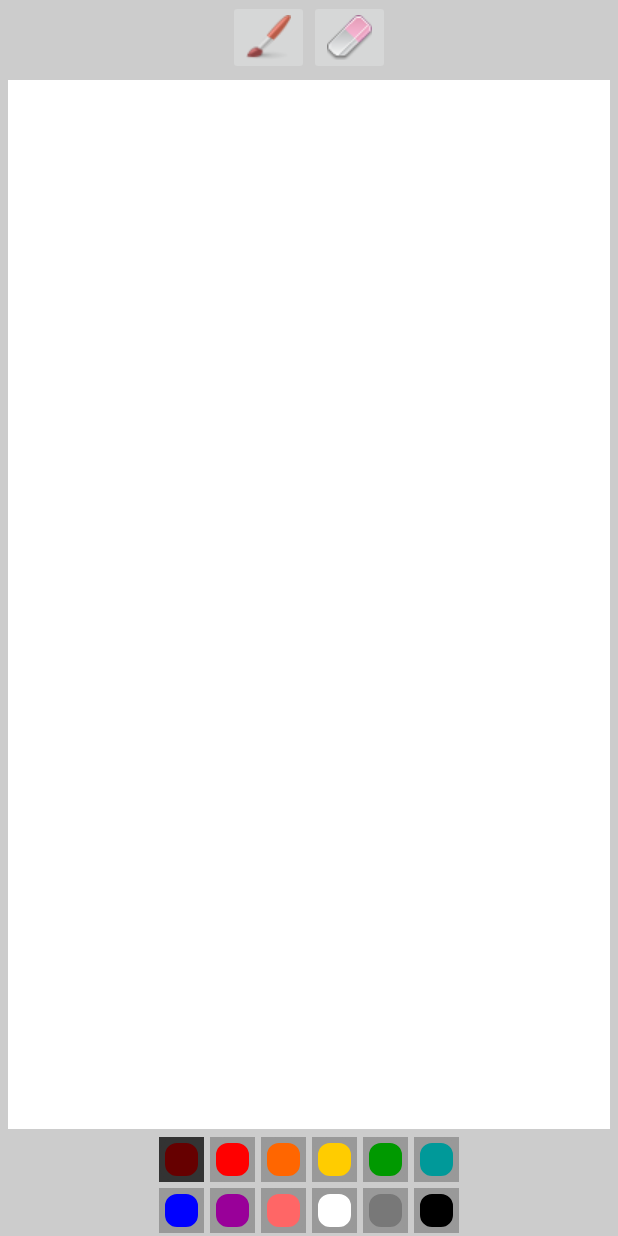
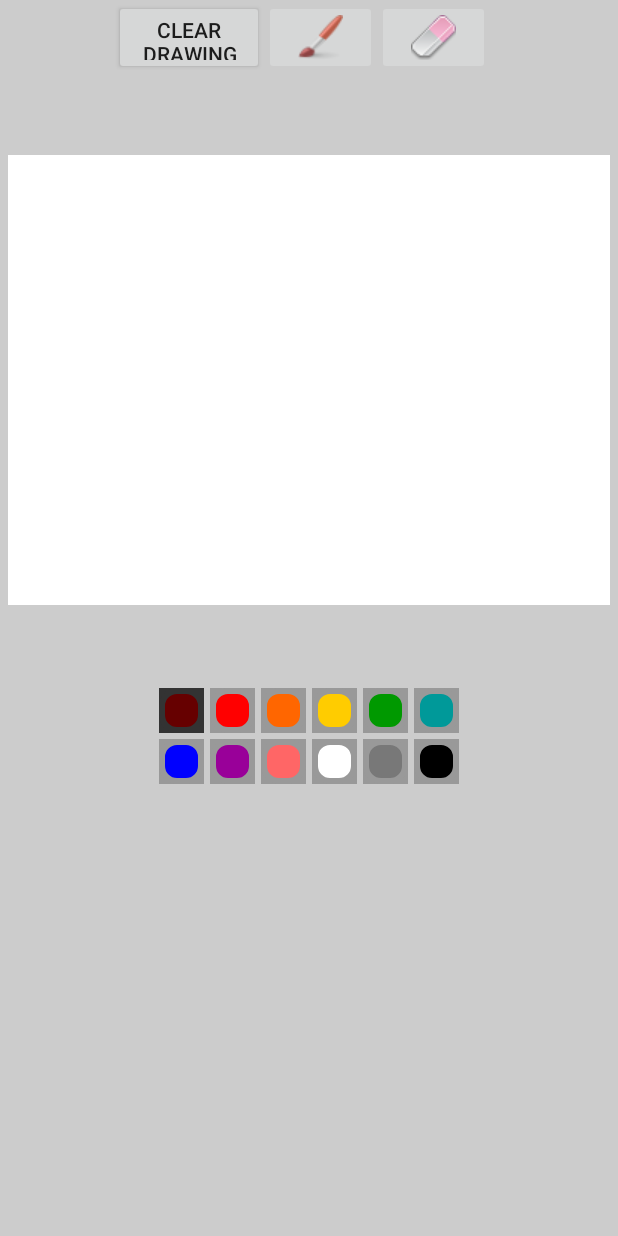
Before and after one commit to LucianoLopez/SnapDraw, an Android app: the DrawingActivity screen opened directly, with no data from a screen before it, after a tap on "Paint", on a phone screen of 412 x 824 dp. Run offline under Robolectric (Android 15) with nearby library versions, the phone set to English and light mode, and no system bars; 4 statements that could not run were skipped.

Commit message:
final product

```diff
--- a/app/src/main/java/com/example/luciano1/snapdraw/DrawingActivity.java
+++ b/app/src/main/java/com/example/luciano1/snapdraw/DrawingActivity.java
@@ -2,11 +2,14 @@ package com.example.luciano1.snapdraw;
 
 import android.app.Activity;
 import android.content.Intent;
+import android.graphics.Bitmap;
+import android.graphics.BitmapFactory;
 import android.os.Bundle;
 import android.view.View;
 import android.widget.Button;
 import android.view.View;
 import android.widget.ImageButton;
+import android.widget.ImageView;
 import android.widget.LinearLayout;
 import java.util.UUID;
 import android.provider.MediaStore;
@@ -23,9 +26,12 @@ import android.widget.Toast;
 
 public class DrawingActivity extends Activity implements View.OnClickListener {
     private DrawingView drawView;
+    private ImageView background;
     private ImageButton currPaint, drawBtn, eraseBtn;
     private float smallBrush, mediumBrush, largeBrush;
     String imagePath;
+    boolean gotDimensions = false;
+    Button clearButton;
 
     public void onCreate(Bundle savedInstanceState) {
         super.onCreate(savedInstanceState);
@@ -34,6 +40,8 @@ public class DrawingActivity extends Activity implements View.OnClickListener {
         Intent intent = getIntent();
         imagePath = intent.getStringExtra("filePath");
         drawView = (DrawingView)findViewById(R.id.drawing);
+        background = (ImageView) findViewById(R.id.background);
+        background.setImageBitmap(BitmapFactory.decodeFile(imagePath));
         LinearLayout paintLayout = (LinearLayout) findViewById(R.id.paint_colors);
         currPaint = (ImageButton) paintLayout.getChildAt(0);
         currPaint.setImageDrawable(getResources().getDrawable(R.drawable.paint_pressed));
@@ -46,10 +54,17 @@ public class DrawingActivity extends Activity implements View.OnClickListener {
         eraseBtn = (ImageButton)findViewById(R.id.erase_btn);
         eraseBtn.setOnClickListener(this);
         drawView.setCanvas(imagePath);
-        drawView.setLayerType(View.LAYER_TYPE_SOFTWARE,null);
+
+
+//        drawView.setLayerType(View.LAYER_TYPE_SOFTWARE,null);
 
 
     }
+
+    public void onClearButton(View view) {
+        drawView.clearCanvas();
+    }
+
 
     @Override
     public void onClick(View view) {
@@ -125,6 +140,13 @@ public class DrawingActivity extends Activity implements View.OnClickListener {
         }
     }
     public void paintClicked(View view) {
+        if (!gotDimensions) {
+            int width = drawView.getNewWidth();
+            int height = drawView.getNewHeight();
+            Bitmap new1 = BitmapFactory.decodeFile(imagePath);
+            background.setImageBitmap(Bitmap.createScaledBitmap(new1, width, height, true));
+            gotDimensions = true;
+        }
         drawView.setErase(false);
         drawView.setBrushSize(drawView.getLastBrushSize());
         if (view != currPaint) {
--- a/app/src/main/java/com/example/luciano1/snapdraw/DrawingView.java
+++ b/app/src/main/java/com/example/luciano1/snapdraw/DrawingView.java
@@ -6,15 +6,10 @@ import android.graphics.Canvas;
 import android.graphics.Color;
 import android.graphics.Paint;
 import android.graphics.Path;
-import android.graphics.drawable.BitmapDrawable;
 import android.view.MotionEvent;
 import android.view.View;
 import android.content.Context;
 import android.util.AttributeSet;
-import android.view.View;
-import android.widget.ImageButton;
-import android.widget.ImageView;
-import android.widget.LinearLayout;
 import android.graphics.PorterDuff;
 import android.graphics.PorterDuffXfermode;
 import android.util.TypedValue;
@@ -34,19 +29,25 @@ public class DrawingView extends View {
     private boolean erase = false;
     int width;
     int height;
+
     String imagePath;
 
     public DrawingView(Context context, AttributeSet attrs) {
         super(context, attrs);
         setupDrawing();
+        this.setLayerType(LAYER_TYPE_HARDWARE,null);
     }
 
+    public void clearCanvas(){
+        canvasBitmap = BitmapFactory.decodeFile(this.imagePath);
+        canvasBitmap = Bitmap.createScaledBitmap(canvasBitmap, width, height, true);
+        drawCanvas = new Canvas(canvasBitmap);
+        invalidate();
+    }
+
+
     public void setCanvas(String imagePath) {
-        Bitmap new1 = BitmapFactory.decodeFile(imagePath);
-        Bitmap resized = Bitmap.createScaledBitmap(new1, 1054, 1469, true);
         this.imagePath = imagePath;
-//        drawCanvas = new Canvas(resized);
-//        canvasBitmap = resized;
     }
 
     public void setErase(boolean isErase) {
@@ -73,7 +74,12 @@ public class DrawingView extends View {
         canvasPaint = new Paint(Paint.DITHER_FLAG);
 
     }
-
+    public int getNewWidth() {
+        return width;
+    }
+    public int getNewHeight() {
+        return height;
+    }
     public void setBrushSize(float newSize) {
         float pixelAmount = TypedValue.applyDimension(TypedValue.COMPLEX_UNIT_DIP, newSize, getResources().getDisplayMetrics());
         brushSize = pixelAmount;
@@ -85,25 +91,24 @@ public class DrawingView extends View {
     public float getLastBrushSize() {
         return lastBrushSize;
     }
+
     @Override
     protected void onSizeChanged(int w, int h, int oldw, int oldh) {
         super.onSizeChanged(w, h, oldw, oldh);
-        BitmapFactory.Options op = new BitmapFactory.Options();
-        op.inPreferredConfig = Bitmap.Config.ARGB_8888;
-        canvasBitmap = BitmapFactory.decodeFile(this.imagePath, op);
+        canvasBitmap = BitmapFactory.decodeFile(this.imagePath);
         canvasBitmap = Bitmap.createScaledBitmap(canvasBitmap, w, h, true);
-//        canvasBitmap = Bitmap.createBitmap(w, h, Bitmap.Config.ARGB_8888);
-        canvasBitmapCopy = canvasBitmap.copy(Bitmap.Config.ARGB_8888, true);
-        drawCanvas = new Canvas(canvasBitmap);
         width = w;
         height = h;
+//        canvasBitmap = Bitmap.createBitmap(w, h, Bitmap.Config.ARGB_8888);
+//        canvasBitmapCopy = canvasBitmap.copy(Bitmap.Config.ARGB_8888, true);
+        drawCanvas = new Canvas(canvasBitmap);
     }
+
+
 
 
     @Override
     protected void onDraw(Canvas canvas) {
-//        canvas.drawBitmap(background, 0, 0, canvasPaint);
-
         canvas.drawBitmap(canvasBitmap, 0, 0, canvasPaint);
         canvas.drawPath(drawPath, drawPaint);
     }
--- a/app/src/main/java/com/example/luciano1/snapdraw/MainActivity.java
+++ b/app/src/main/java/com/example/luciano1/snapdraw/MainActivity.java
@@ -123,7 +123,7 @@ public class MainActivity extends AppCompatActivity {
 //            int width = size.x;
 //            int height = size.y;
 //            imageBitmap = Bitmap.createScaledBitmap(imageBitmap, imageBitmap.getWidth(), imageBitmap.getHeight(), true);
-            mImageView.setImageBitmap(imageBitmap);
+//            mImageView.setImageBitmap(imageBitmap);
             startDrawing();
 
         }
--- a/app/src/main/res/layout/activity_drawing.xml
+++ b/app/src/main/res/layout/activity_drawing.xml
@@ -7,36 +7,67 @@
     android:background="#FFCCCCCC"
     android:orientation="vertical"
     tools:context="com.example.luciano1.snapdraw.DrawingActivity" >
+
+
     <LinearLayout
-        android:layout_width="wrap_content"
+        android:layout_width="259dp"
         android:layout_height="50dp"
         android:layout_gravity="center"
-        android:orientation="horizontal" >
+        android:orientation="horizontal">
+
+        <Button
+            android:id="@+id/clear_button"
+            android:layout_width="100dp"
+            android:layout_height="fill_parent"
+            android:onClick="onClearButton"
+            android:text="Clear Drawing" />
 
         <ImageButton
             android:id="@+id/draw_btn"
-            android:layout_width="wrap_content"
+            android:layout_width="75dp"
             android:layout_height="fill_parent"
             android:contentDescription="@string/start_new"
-            android:src="@drawable/brush"/>
+            android:src="@drawable/brush" />
+
         <ImageButton
             android:id="@+id/erase_btn"
-            android:layout_width="wrap_content"
+            android:layout_width="75dp"
             android:layout_height="fill_parent"
             android:contentDescription="@string/erase"
-            android:src="@drawable/eraser"/>
+            android:src="@drawable/eraser" />
+
     </LinearLayout>
+
+    <FrameLayout
+        android:layout_width="wrap_content"
+        android:layout_height="wrap_content">
+
+        <ImageView
+            android:id="@+id/background"
+            android:layout_width="fill_parent"
+            android:layout_height="400dp"
+            android:layout_marginBottom="3dp"
+            android:layout_marginLeft="5dp"
+            android:layout_marginRight="5dp"
+            android:layout_marginTop="3dp"
+            android:layout_gravity="center"
+            android:contentDescription="@string/image" />
+
 
         <com.example.luciano1.snapdraw.DrawingView
             android:id="@+id/drawing"
             android:layout_width="fill_parent"
-        android:layout_height="0dp"
+            android:layout_height="300dp"
             android:layout_marginBottom="3dp"
             android:layout_marginLeft="5dp"
             android:layout_marginRight="5dp"
             android:layout_marginTop="3dp"
-        android:layout_weight="1"
+            android:layout_gravity="center"
             android:background="#FFFFFFFF" />
+
+    </FrameLayout>
+
+
     <LinearLayout
         android:layout_width="wrap_content"
         android:layout_height="wrap_content"
@@ -175,4 +206,6 @@
         </LinearLayout>
     </LinearLayout>
 
+
+
 </LinearLayout>
--- a/app/src/main/res/values/strings.xml
+++ b/app/src/main/res/values/strings.xml
@@ -8,4 +8,5 @@
     <string name="sml">Small</string>
     <string name="med">Medium</string>
     <string name="lrg">Large</string>
+    <string name="image">Image</string>
 </resources>
```
Lines whose indentation alone changed are shown as unchanged.
